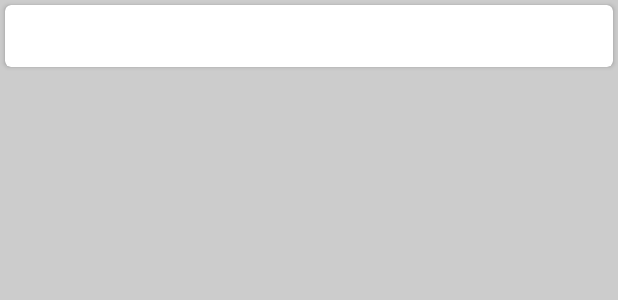
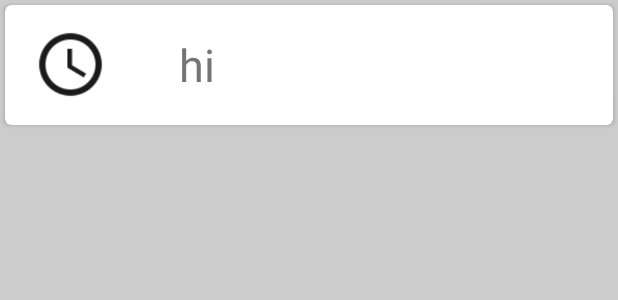
Before and after one commit to Ag47/ComeHere, an Android app: the layout custom_row.xml on its own in the app's theme, with its tools: preview values and no code run, on a phone screen of 412 x 824 dp. Shown: the top 300 px of the screen. Run offline under Robolectric (Android 15) with nearby library versions, the phone set to English and light mode, and no system bars; network calls fail.

Commit message:
Merged with Oska @CCCU 6/F

```diff
--- a/app/src/main/res/layout/custom_row.xml
+++ b/app/src/main/res/layout/custom_row.xml
@@ -12,49 +12,45 @@
     android:orientation="vertical">
 
     <android.support.v7.widget.CardView
-        android:layout_width="fill_parent"
-        android:layout_height="wrap_content"
+        android:layout_width="match_parent"
+        android:layout_height="80dp"
+        android:layout_margin="3dp"
         card_view:cardCornerRadius="4dp"
         card_view:cardElevation="2dp"
-        card_view:contentPadding="3dp"
-        android:layout_margin="3dp">
+        card_view:contentPadding="3dp">
 
 
-        <TextView
+        <RelativeLayout
+            android:layout_width="match_parent"
+            android:layout_height="match_parent">
 
-            android:id="@+id/item_name"
-            android:layout_width="wrap_content"
-            android:layout_height="wrap_content"
-            android:layout_alignParentLeft="true"
-            android:layout_alignParentTop="true"
-            android:layout_marginLeft="10dp"
-            android:layout_marginTop="5dp"
-            android:textAppearance="?android:attr/textAppearanceLarge"
-            android:textColor="#000000" />
+            <ImageView
+                android:id="@+id/imageView16"
+                android:layout_width="50dp"
+                android:layout_height="50dp"
+                android:layout_alignParentLeft="true"
+                android:layout_alignParentStart="true"
+                android:layout_centerVertical="true"
+                android:layout_marginLeft="15dp"
+                android:layout_marginStart="15dp"
+                android:src="@drawable/ic_access_time_black_24dp" />
 
-        <TextView
-            android:id="@+id/item_id"
-            android:layout_width="wrap_content"
-            android:layout_height="wrap_content"
-            android:layout_alignLeft="@+id/item_name"
-            android:layout_below="@+id/item_name"
-            android:textColor="#000000" />
+            <TextView
 
-        <TextView
-            android:id="@+id/item_time_expired"
-            android:layout_width="wrap_content"
-            android:layout_height="wrap_content"
-            android:layout_marginLeft="300dp"
-            android:textColor="#444" />
+                android:id="@+id/item_name"
+                android:layout_width="wrap_content"
+                android:layout_height="wrap_content"
+                android:layout_centerVertical="true"
+                android:layout_marginLeft="47dp"
+                android:layout_marginStart="47dp"
+                android:layout_toEndOf="@+id/imageView16"
+                android:layout_toRightOf="@+id/imageView16"
+                android:text="hi"
+                android:textAppearance="?android:attr/textAppearanceLarge"
+                android:textColor="#757575"
+                android:textSize="30dp" />
 
-        <TextView
-            android:id="@+id/item_app_registered_key"
-            android:layout_width="wrap_content"
-            android:layout_height="wrap_content"
-            android:layout_alignLeft="@+id/item_name"
-            android:layout_below="@+id/item_name"
-            android:layout_marginLeft="200dp"
-            android:textColor="#555" />
+        </RelativeLayout>
     </android.support.v7.widget.CardView>
 
 </LinearLayout>
```
Also changed, not shown: app/src/main/java/io/codeguy/comehere/Adapter/MyRecyclerAdapter.java (+1 -16 lines), app/src/main/java/io/codeguy/comehere/MainActivity.java (+55 -1 lines), app/src/main/java/io/codeguy/comehere/VendorActivity.java (+59 -4 lines), app/src/main/res/drawable/ic_access_time_black_24dp.png (added), 9 other files.
